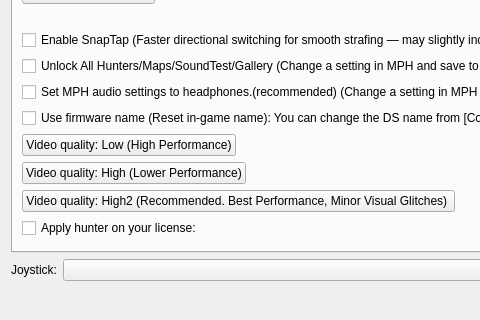
Above: src/frontend/qt_sdl/InputConfig/InputConfigDialog.ui from ag-advania/melonPrimeDS before the change; both pictures show x 0 to 480 and y 290 to 610 of the 1063 by 610 pixel window. Below: the same form after it.
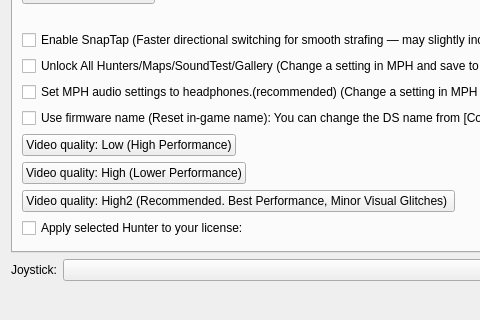
That is the form after the change. The open tabs and pages were chosen to show the change.

The edit to the form file:
```diff
--- a/src/frontend/qt_sdl/InputConfig/InputConfigDialog.ui
+++ b/src/frontend/qt_sdl/InputConfig/InputConfigDialog.ui
@@ -2490,7 +2490,7 @@
 				<item row="16" column="0">
 					<widget class="QCheckBox" name="cbMetroidApplyHunter">
 						<property name="text">
-							<string>Apply hunter on your license:</string>
+							<string>Apply selected Hunter to your license:</string>
 						</property>
 						<property name="toolTip">
 							<string>Enables applying the selected hunter to the license.</string>
```
